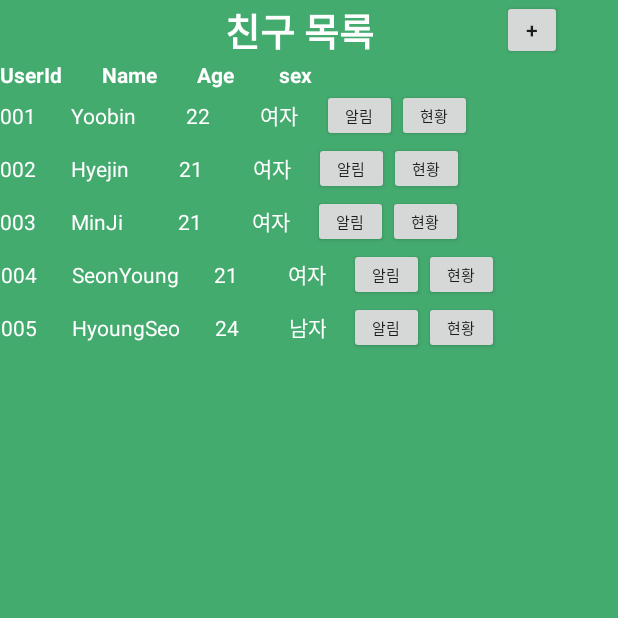
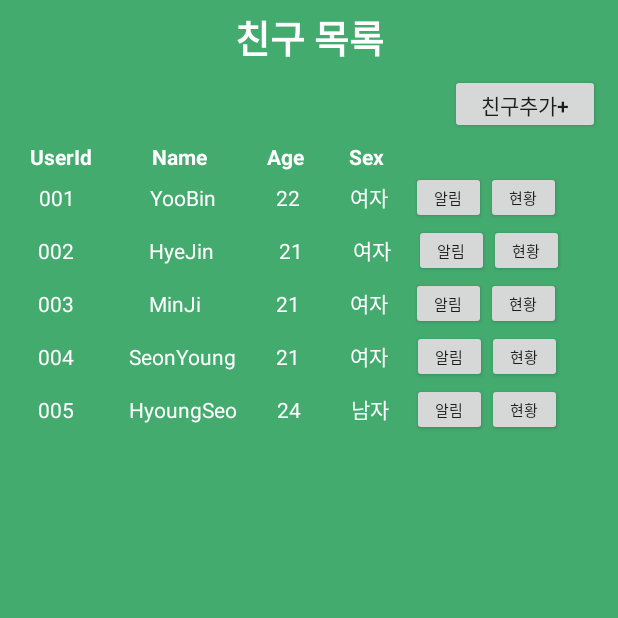
Before and after one commit to ChoHyoungSeo/Team-FDI_DustPrescription, an Android app: the friend screen opened directly, with no data from a screen before it, on a phone screen of 412 x 824 dp, the top half of it. Run offline under Robolectric (Android 15) with nearby library versions, the phone set to English and light mode, and no system bars.

Commit message:
friends mod

```diff
--- a/app/src/main/res/layout/activity_friend.xml
+++ b/app/src/main/res/layout/activity_friend.xml
@@ -12,34 +12,35 @@
         android:layout_height="match_parent"
         android:orientation="vertical">
 
-        <LinearLayout
+        <RelativeLayout
             android:layout_width="wrap_content"
-            android:layout_height="wrap_content"
-            android:orientation="horizontal">
+            android:layout_height="wrap_content">
 
             <TextView
                 android:layout_width="match_parent"
                 android:layout_height="wrap_content"
+                android:id="@+id/friends"
                 android:text="친구 목록"
-                android:layout_gravity="center"
                 android:gravity="center"
+                android:layout_marginTop="5dp"
+                android:layout_marginBottom="5dp"
                 android:textSize="25dp"
                 android:textColor="#ffffff"
-                android:textStyle="bold"
-                android:layout_marginRight="85dp"
-                android:layout_marginLeft="150dp"/>
+                android:textStyle="bold"/>
 
             <Button
-                android:layout_width="40dp"
+                android:layout_width="100dp"
                 android:layout_height="40dp"
-                android:text="+"
-                android:layout_gravity="center"
-                android:gravity="center"/>
-        </LinearLayout>
+                android:layout_below="@id/friends"
+                android:layout_marginBottom="5dp"
+                android:layout_marginLeft="300dp"
+                android:text="친구추가+" />
+        </RelativeLayout>
         <TextView
             android:layout_width="wrap_content"
             android:layout_height="match_parent"
-            android:text="UserId        Name        Age         sex"
+            android:text="UserId            Name            Age         Sex"
+            android:layout_marginLeft="20dp"
             android:textColor="#ffffff"
             android:textStyle="bold"
             android:id="@+id/friendTable"/>
@@ -52,7 +53,8 @@
             <TextView
                 android:layout_width="wrap_content"
                 android:layout_height="match_parent"
-                android:text="001       Yoobin          22          여자"
+                android:text="001               YooBin            22          여자"
+                android:layout_marginLeft="25dp"
                 android:textColor="#ffffff"
                 android:layout_marginRight="15dp"
                 android:layout_gravity="center"
@@ -81,7 +83,8 @@
             <TextView
                 android:layout_width="wrap_content"
                 android:layout_height="match_parent"
-                android:text="002       Hyejin          21          여자"
+                android:text="002               HyeJin             21          여자"
+                android:layout_marginLeft="25dp"
                 android:textColor="#ffffff"
                 android:layout_gravity="center"
                 android:gravity="center"
@@ -110,7 +113,8 @@
             <TextView
                 android:layout_width="wrap_content"
                 android:layout_height="match_parent"
-                android:text="003       MinJi           21          여자"
+                android:text="003               MinJi               21          여자"
+                android:layout_marginLeft="25dp"
                 android:textColor="#ffffff"
                 android:layout_gravity="center"
                 android:gravity="center"
@@ -140,7 +144,8 @@
             <TextView
                 android:layout_width="wrap_content"
                 android:layout_height="match_parent"
-                android:text="004       SeonYoung       21          여자"
+                android:text="004           SeonYoung        21          여자"
+                android:layout_marginLeft="25dp"
                 android:textColor="#ffffff"
                 android:layout_gravity="center"
                 android:layout_marginRight="15dp"
@@ -168,7 +173,8 @@
             <TextView
                 android:layout_width="wrap_content"
                 android:layout_height="match_parent"
-                android:text="005       HyoungSeo       24          남자"
+                android:text="005           HyoungSeo        24          남자"
+                android:layout_marginLeft="25dp"
                 android:textColor="#ffffff"
                 android:layout_marginRight="15dp"
                 android:layout_gravity="center"
```
